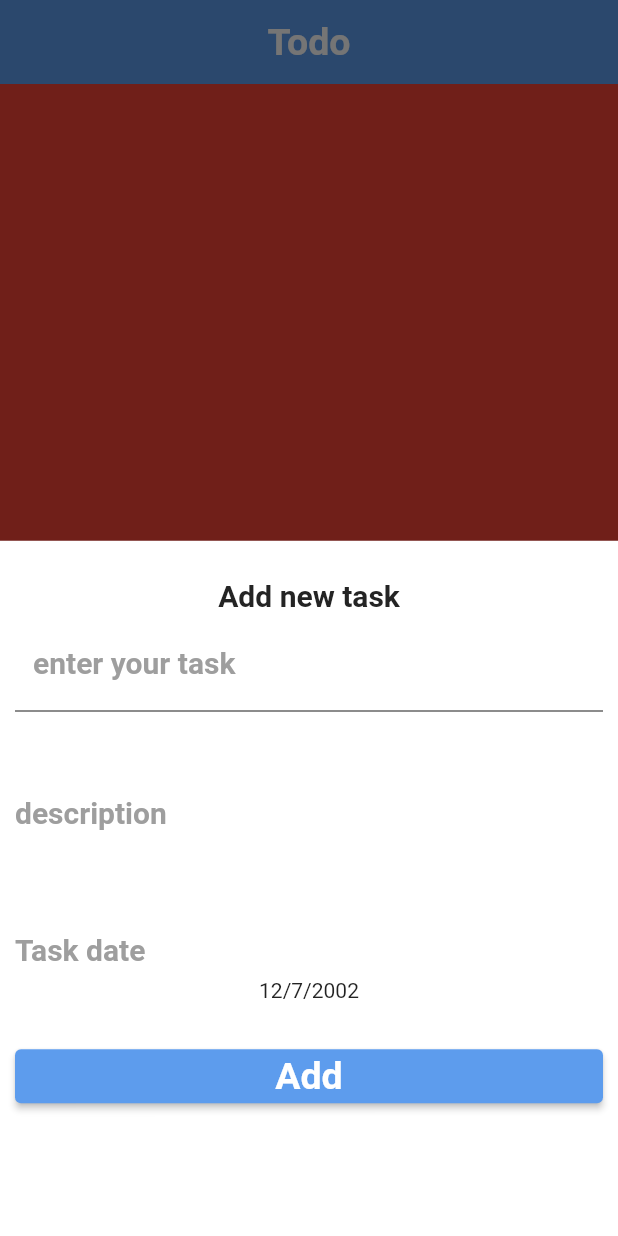
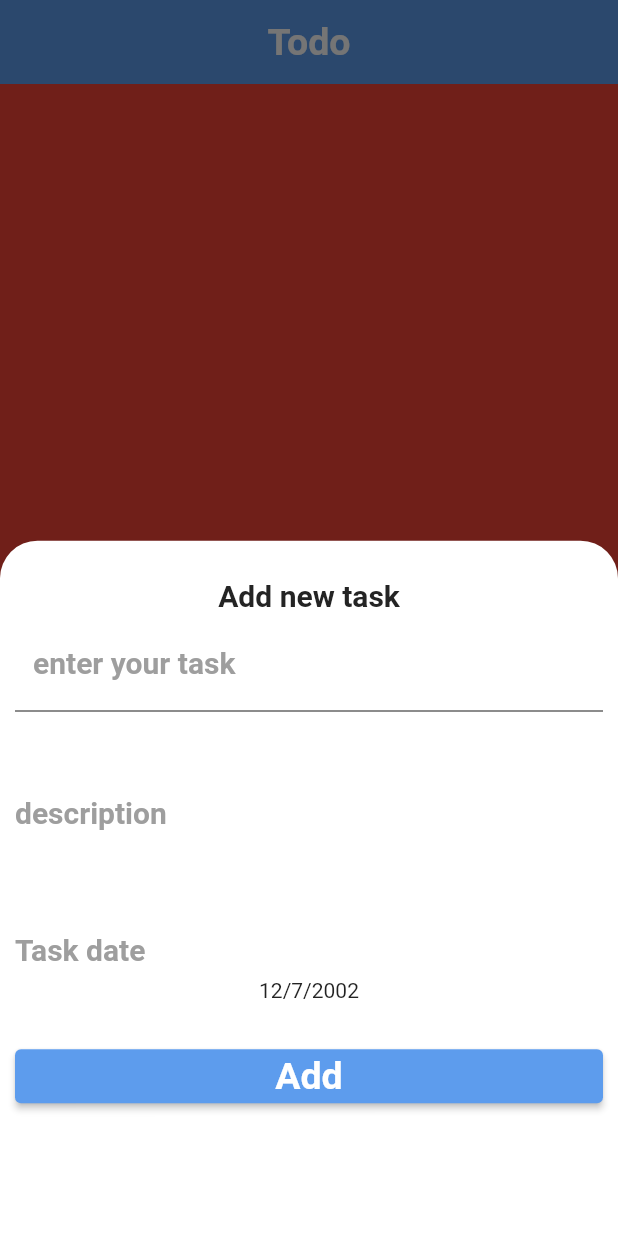
Before and after one commit to Norhan-127/Todo, a Flutter app: the screen it shows after launch, after a tap on the "add" icon, on a phone screen of 412 x 824 dp. Run offline on Flutter 3.47's test engine with Material 2 defaults, Android fonts, the phone set to English and light mode, and no system bars.

```diff
--- a/lib/ui/home/main_screen.dart
+++ b/lib/ui/home/main_screen.dart
@@ -62,7 +62,12 @@ class _HomeScreenState extends State<HomeScreen> {
   ];
 
   void showAddTaskButtonSheet() {
-    showModalBottomSheet(context: context, builder:(buildContext){
+    showModalBottomSheet(shape: const RoundedRectangleBorder(
+      borderRadius: BorderRadius.vertical(
+        top: Radius.circular(25.0),
+      ),
+    ),
+        context: context, builder:(buildContext){
       return  AddTaskSheet();
     });
   }
```
